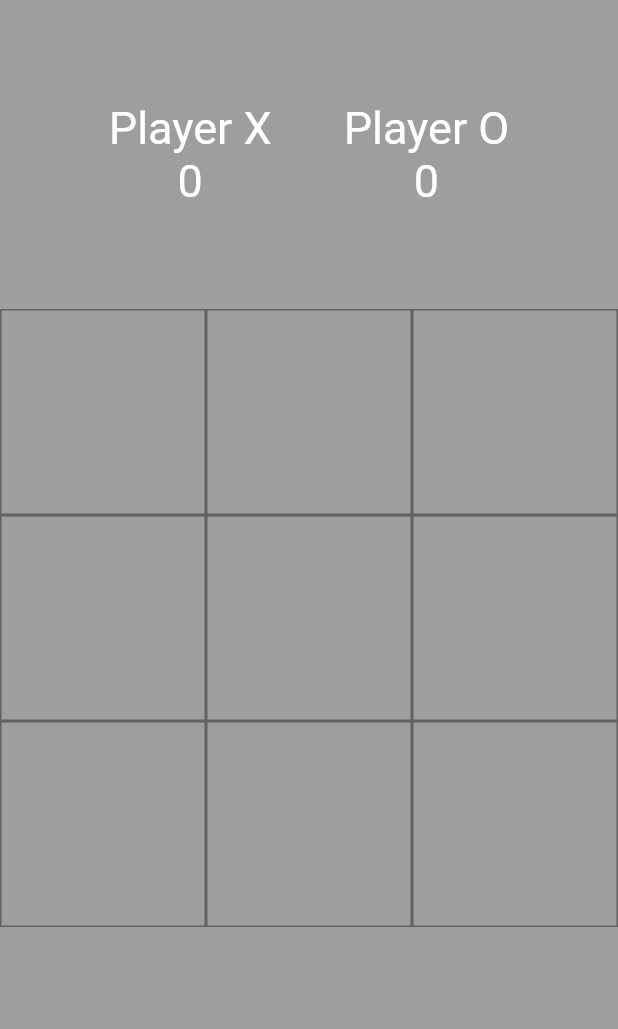
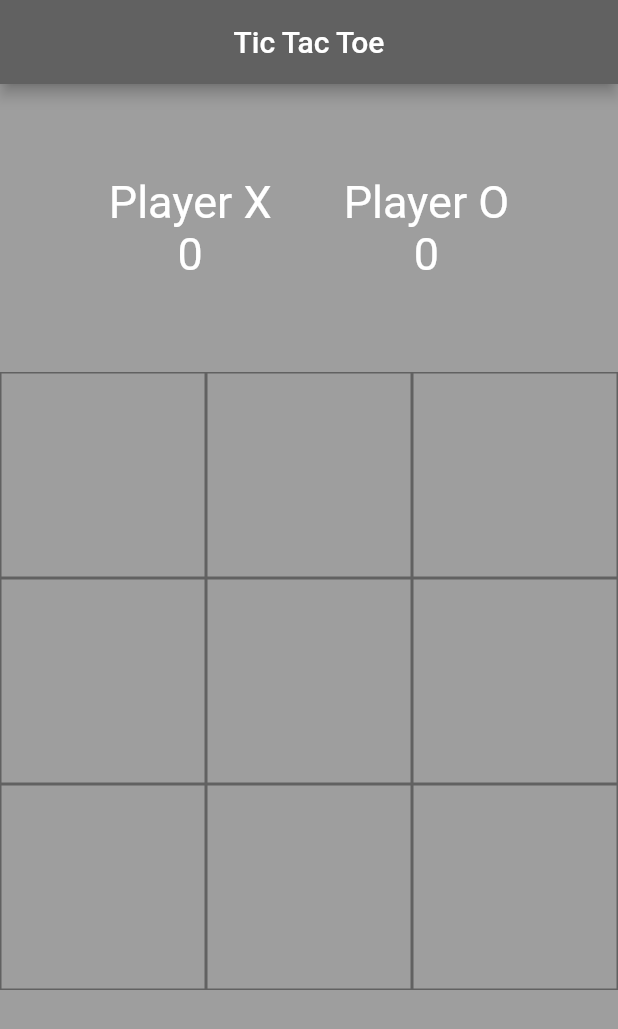
Before and after one commit to osanpetrut/tic_tac_toe, a Flutter app: the screen it shows after launch, on a phone screen of 412 x 824 dp. Shown: the top 1029 px of the screen. Run offline on Flutter 3.47's test engine with Material 2 defaults, Android fonts, the phone set to English and light mode, and no system bars.

Commit message:
initial commit

```diff
--- a/lib/main.dart
+++ b/lib/main.dart
@@ -49,6 +49,13 @@ class _HomePageState extends State<HomePage> {
   Widget build(BuildContext context) {
     return Scaffold(
       backgroundColor: Colors.grey,
+      appBar: AppBar(
+        backgroundColor: Colors.grey[700],
+        title: const Text(
+          'Tic Tac Toe',
+        ),
+        centerTitle: true,
+      ),
       body: Column(
         children: <Widget>[
           Expanded(
```
